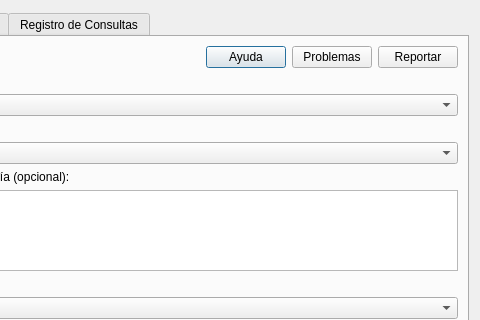
Qt form censo_argentino_qgis/dialog.ui (nlebovits/censo-argentino-qgis) before a commit; both pictures show x 120 to 600 and y 0 to 320 of the 600 by 850 pixel window.
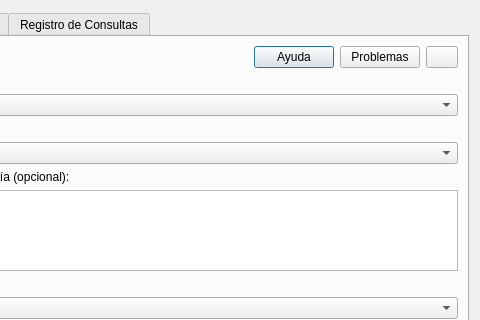
The same form after that commit.

Commit message:
Cambiar botón de reportar bugs a solo ícono
El botón "Reportar" ahora muestra únicamente el ícono de bug sin texto,
haciéndolo más compacto y visualmente distintivo.

Cambios:
- Remover texto del botón (solo ícono)
- Aumentar tamaño del ícono en 20% para mejor visibilidad
- Limitar ancho máximo a 32px para mantener compacto
- Simplificar tooltip a "Reportar un bug"

El ícono de bug es universalmente reconocible y ahorra espacio horizontal
en la barra de herramientas.

Diff of the .ui file:
```diff
--- a/censo_argentino_qgis/dialog.ui
+++ b/censo_argentino_qgis/dialog.ui
@@ -70,10 +70,16 @@
          <item>
           <widget class="QPushButton" name="btnReportBug">
            <property name="text">
-            <string>Reportar</string>
+            <string/>
            </property>
            <property name="toolTip">
-            <string>Abrir un ticket en GitHub para reportar un problema</string>
+            <string>Reportar un bug</string>
+           </property>
+           <property name="maximumSize">
+            <size>
+             <width>32</width>
+             <height>16777215</height>
+            </size>
            </property>
           </widget>
          </item>
```
The commit also changes 1 other file.
